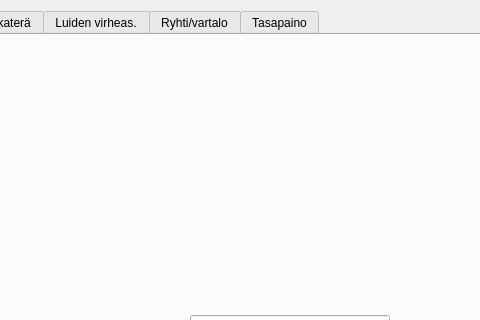
Old version of the form tabbed_design.ui in the repository jjnurminen/liikelaaj; both pictures show x 403 to 883 and y 0 to 320 of the 1246 by 924 pixel window.
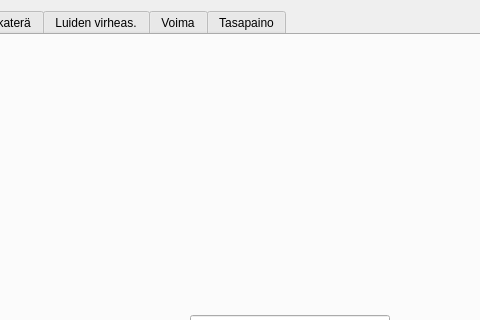
New version of the form. The open tabs and pages were chosen to show the change. Custom widgets are drawn as their Qt base class.

Commit message: voima tab

Patch:
```diff
--- a/tabbed_design.ui
+++ b/tabbed_design.ui
@@ -10151,7 +10151,7 @@
       </widget>
       <widget class="QWidget" name="tabRyhti">
        <attribute name="title">
-        <string>Ryhti/vartalo</string>
+        <string>Voima</string>
        </attribute>
        <layout class="QVBoxLayout" name="verticalLayout_14">
         <item>
```
Left out of the diff: 4 changed lines with no effect on the pictures.
